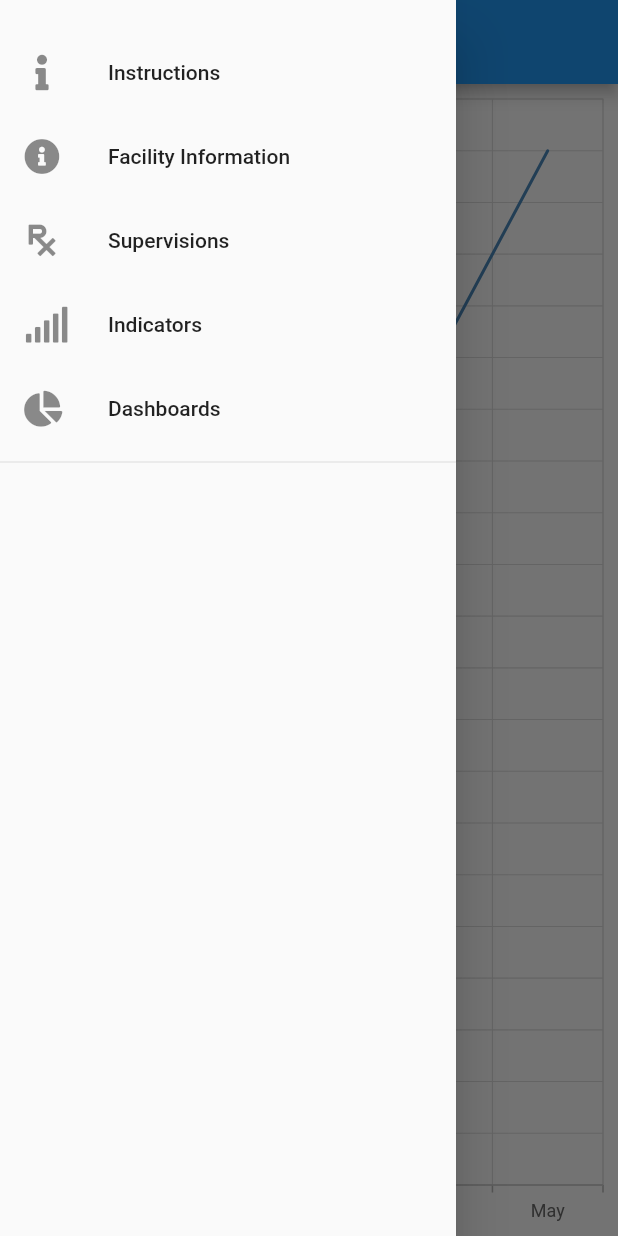
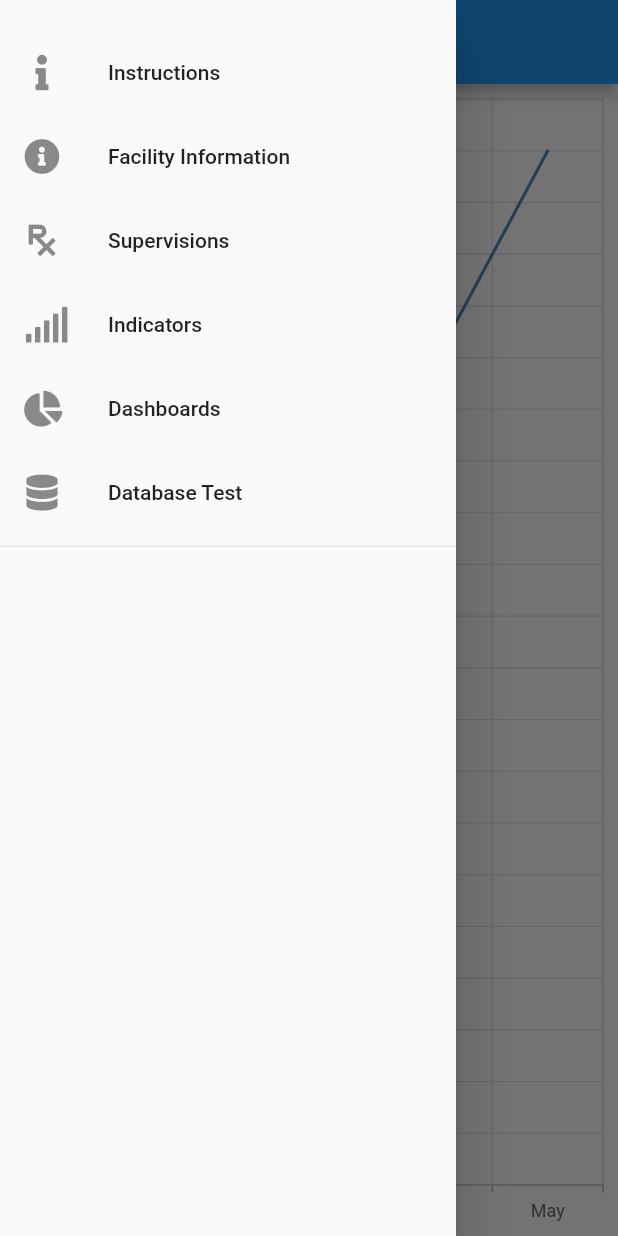
Before and after one commit to diaodiallo/mrdqa, a Flutter app: the DashboardPage screen opened by its route, with the side drawer open, on a phone screen of 412 x 824 dp. Run offline on Flutter 3.47's test engine with Material 2 defaults, Android fonts, the phone set to English and light mode, and no system bars; our stand-ins replace flutter_markdown, font_awesome_flutter, select_form_field, sqflite, syncfusion_flutter_charts; accounts and stored records are empty.

Commit message:
added support for Sqlite and a database test ui

```diff
--- /dev/null
+++ b/lib/database/DatabaseHelper.dart
@@ -0,0 +1,46 @@
+import 'package:path/path.dart';
+import 'package:sqflite/sqflite.dart';
+
+import 'Assessment.dart';
+
+class DatabaseHelper {
+  static final DATABASE_NAME = "mdqa.db";
+  static final DATABASE_VERSION = 1;
+  static final DATABASE_TABLE = "assessment";
+  static final ASSESSMENT_ID = 'id';
+  static final FACILITY_ID = 'facility_id';
+  static final ASSESSMENT_DATA = 'assessment_data';
+
+  DatabaseHelper._privateConstructor();
+  static final DatabaseHelper instance = DatabaseHelper._privateConstructor();
+  static Database _database;
+
+  Future<Database> get database async {
+    if (_database != null) return _database;
+    // lazily instantiate the db the first time it is accessed
+    _database = await _initDatabase();
+    return _database;
+  }
+
+  _initDatabase() async {
+    String path = join(await getDatabasesPath(), DATABASE_NAME);
+    print(path);
+    return await openDatabase(path,
+        version: DATABASE_VERSION,
+        onCreate: _onCreate);
+  }
+
+  Future _onCreate(Database db, int version) async {
+    await db.execute('''
+          CREATE TABLE $DATABASE_TABLE (
+            $ASSESSMENT_ID INTEGER PRIMARY KEY AUTOINCREMENT,
+            $FACILITY_ID TEXT NOT NULL,
+            $ASSESSMENT_DATA TEXT NOT NULL
+          )
+          ''');
+  }
+  Future<int> insert(Assessment assessment) async {
+    Database db = await instance.database;
+    return await db.insert(DATABASE_TABLE, {'FACILITY_ID': assessment.facility_id, 'ASSESSMENT_DATA': assessment.assessment_data});
+  }
+}
--- a/lib/menus/MenuManager.dart
+++ b/lib/menus/MenuManager.dart
@@ -48,6 +48,13 @@ class MenuManager {
             Navigator.pushReplacementNamed(this.context, this.routes.dashboards);
           },
         ),
+        ListTile(
+          leading: Icon(FontAwesomeIcons.database),
+          title: Text("Database Test"),
+          onTap: () {
+            Navigator.pushReplacementNamed(this.context, this.routes.databaseTest);
+          },
+        ),
         Divider(),
       ],
     );
--- a/lib/routes/RouteManager.dart
+++ b/lib/routes/RouteManager.dart
@@ -1,4 +1,5 @@
 import 'package:flutter/material.dart';
+import 'package:mrdqa_tool/database/TestDatabasePage.dart';
 import 'package:mrdqa_tool/pages/DashboardPage.dart';
 import 'package:mrdqa_tool/pages/FacilityInformationPage.dart';
 import 'package:mrdqa_tool/pages/IndicatorPage.dart';
@@ -33,6 +34,9 @@ class RouteManager {
 
         return MaterialPageRoute(builder: (_) => SupervisionPage());
         //return _errorRoute();
+      case '/test_database':
+
+        return MaterialPageRoute(builder: (_) => TestDatabasePage());
 
       default:
 
--- a/lib/routes/Routes.dart
+++ b/lib/routes/Routes.dart
@@ -1,3 +1,4 @@
+import 'package:mrdqa_tool/database/TestDatabasePage.dart';
 import 'package:mrdqa_tool/pages/DashboardPage.dart';
 import 'package:mrdqa_tool/pages/FacilityInformationPage.dart';
 import 'package:mrdqa_tool/pages/IndicatorPage.dart';
@@ -10,6 +11,7 @@ class Routes {
   String _indicator = IndicatorPage.routeName;
   String _dashboards = DashboardPage.routeName;
   String _supervisions = SupervisionPage.routeName;
+  String _databaseTest = TestDatabasePage.routeName;
 
   String get instructions => _instructions;
 
@@ -19,4 +21,5 @@ class Routes {
 
   String get dashboards => _dashboards;
   String get supervisions => _supervisions;
+  String get databaseTest => _databaseTest;
 }
--- a/pubspec.yaml
+++ b/pubspec.yaml
@@ -28,8 +28,9 @@ dependencies:
   flutter:
     sdk: flutter
   markdown: ^2.1.8
-  select_form_field: "^1.1.0"
-
+  select_form_field: ^1.1.0
+  sqflite:
+  path:
 
   # The following adds the Cupertino Icons font to your application.
   # Use with the CupertinoIcons class for iOS style icons.
```
Also changed, not shown: lib/database/Assessment.dart (added, +20 -0 lines), lib/database/TestDatabasePage.dart (added, +63 -0 lines), pubspec.lock, 3 other files.
